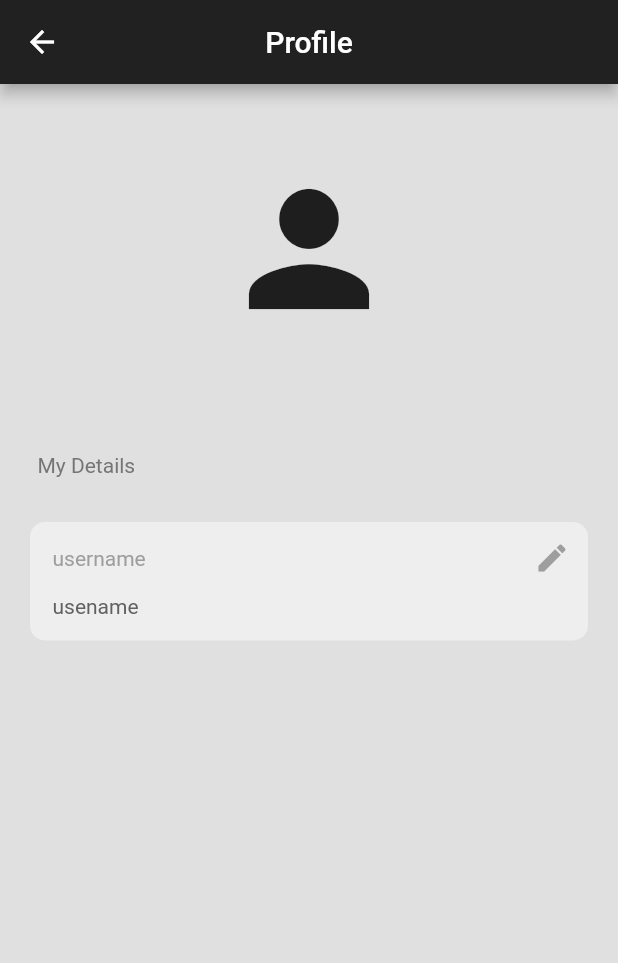
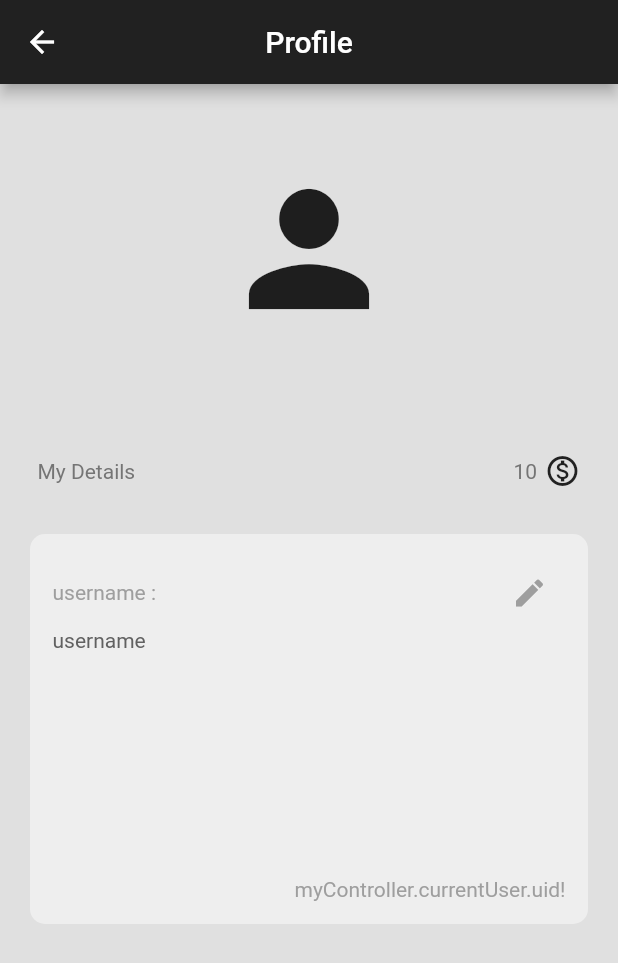
Before and after one commit to raedbgr/auth_login, a Flutter app: the Profile screen opened directly, on a phone screen of 412 x 824 dp. Shown: the top 963 px of the screen. Run offline on Flutter 3.47's test engine with Material 2 defaults, Android fonts, the phone set to English and light mode, and no system bars; our stand-ins replace animated_text_kit, cloud_firestore, firebase_auth, firebase_core, get; accounts and stored records are empty.

Commit message:
- commit

```diff
--- a/lib/Models/user.dart
+++ b/lib/Models/user.dart
@@ -1,5 +1,5 @@
 class ALuser {
-  String? id;
+  String? uid;
   bool isAdmin;
   String? username;
   String? email;
@@ -8,7 +8,7 @@ class ALuser {
   int? coins;
 
   ALuser({
-    this.id,
+    this.uid,
     this.isAdmin = false,
     this.username,
     this.email,
@@ -19,7 +19,7 @@ class ALuser {
 
   factory ALuser.fromJson(Map<String, dynamic> json) {
     return ALuser(
-      id: json['id'],
+      uid: json['uid'],
       isAdmin: json['isAdmin'],
       username: json['username'],
       email: json['email'],
@@ -31,7 +31,7 @@ class ALuser {
 
   Map<String, dynamic> toJson() {
     return {
-      'id': id,
+      'uid': uid,
       'isAdmin': isAdmin,
       'username': username,
       'email': email,
--- a/lib/auth/verify_page.dart
+++ b/lib/auth/verify_page.dart
@@ -39,8 +39,7 @@ class _VerifyPageState extends State<VerifyPage> {
       final user = FirebaseAuth.instance.currentUser!;
       await user.sendEmailVerification();
     } catch (e) {
-      final snackBar = SnackBar(content: Text(e.toString()));
-      ScaffoldMessenger.of(context).showSnackBar(snackBar);
+      print(e);
     }
   }
 
--- a/lib/controller.dart
+++ b/lib/controller.dart
@@ -1,5 +1,6 @@
 import 'package:auth_login/Models/user.dart';
 import 'package:auth_login/auth/verify_page.dart';
+import 'package:cloud_firestore/cloud_firestore.dart';
 import 'package:firebase_auth/firebase_auth.dart';
 import 'package:flutter/material.dart';
 import 'package:get/get.dart';
@@ -33,10 +34,28 @@ class MyController extends GetxController {
       String formatedDateTime =
       DateFormat('yy-MM-dd HH:mm:ss').format(dateTime);
 
+      CollectionReference usersRef = FirebaseFirestore.instance.collection('users');
+
+      usersRef.add({
+        'uid': usersRef.id,
+        'isAdmin': false,
+        'username': username,
+        'email': emailAddress,
+        'pwd': password,
+        'date': formatedDateTime,
+        'coins': 0,
+      });
+
+      currentUser.uid = usersRef.id;
+      currentUser.isAdmin = false;
       currentUser.username = username;
       currentUser.email = emailAddress;
       currentUser.pwd = password;
       currentUser.date = formatedDateTime;
+      currentUser.coins = 0;
+      userList.add(currentUser);
+      print(currentUser);
+
 
     } on FirebaseAuthException catch (e) {
       if (e.code == 'weak-password') {
--- a/lib/home/profile.dart
+++ b/lib/home/profile.dart
@@ -1,9 +1,12 @@
+import 'package:auth_login/controller.dart';
+import 'package:cloud_firestore/cloud_firestore.dart';
 import 'package:firebase_auth/firebase_auth.dart';
 import 'package:flutter/material.dart';
 import 'package:get/get.dart';
 
 class Profile extends StatelessWidget {
   final user = FirebaseAuth.instance.currentUser;
+  MyController myController = Get.put(MyController());
 
   @override
   Widget build(BuildContext context) {
@@ -37,10 +40,22 @@ class Profile extends StatelessWidget {
           ),
           const SizedBox(height: 50,),
           Padding(
-            padding: const EdgeInsets.only(left: 25),
-            child: Text(
-              'My Details',
-              style: TextStyle(color: Colors.grey.shade600),
+            padding: const EdgeInsets.symmetric(horizontal: 25),
+            child: Row(
+              mainAxisAlignment: MainAxisAlignment.spaceBetween,
+              children: [
+                Text(
+                  'My Details',
+                  style: TextStyle(color: Colors.grey.shade600),
+                ),
+                Row(
+                  children: [
+                    Text('10', style: TextStyle(color: Colors.grey.shade600),),
+                    const SizedBox(width: 5,),
+                    Icon(Icons.monetization_on_outlined, color: Colors.grey.shade900,),
+                  ],
+                )
+              ],
             ),
           ),
           const SizedBox(height: 10,),
@@ -49,7 +64,7 @@ class Profile extends StatelessWidget {
               color: Colors.grey.shade200,
               borderRadius: BorderRadius.circular(10),
             ),
-            padding: const EdgeInsets.only(left: 15, bottom: 15),
+            padding: const EdgeInsets.all(15),
             margin: const EdgeInsets.only(left: 20, right: 20, top: 20),
             child: Column(
               crossAxisAlignment: CrossAxisAlignment.start,
@@ -58,13 +73,20 @@ class Profile extends StatelessWidget {
                   mainAxisAlignment: MainAxisAlignment.spaceBetween,
                   children: [
                     Text(
-                      'username',
+                      'username :',
                       style: TextStyle(color: Colors.grey.shade500),
                     ),
                     IconButton(onPressed: () {}, icon: Icon(Icons.edit, color: Colors.grey.shade500,))
                   ],
                 ),
-                Text('usename', style: TextStyle(color: Colors.grey.shade700),),
+                Text('username', style: TextStyle(color: Colors.grey.shade700),),
+                const SizedBox(height: 150,),
+                Row(
+                  mainAxisAlignment: MainAxisAlignment.end,
+                  children: [
+                    Text('myController.currentUser.uid!',style: TextStyle(color: Colors.grey.shade500),),
+                  ],
+                ),
               ],
             ),
           ),
--- a/pubspec.yaml
+++ b/pubspec.yaml
@@ -41,6 +41,7 @@ dependencies:
   # The following adds the Cupertino Icons font to your application.
   # Use with the CupertinoIcons class for iOS style icons.
   cupertino_icons: ^1.0.2
+  cloud_firestore: ^4.8.2
 
 
 dev_dependencies:
```
Also changed, not shown: pubspec.lock, 1 other file.
